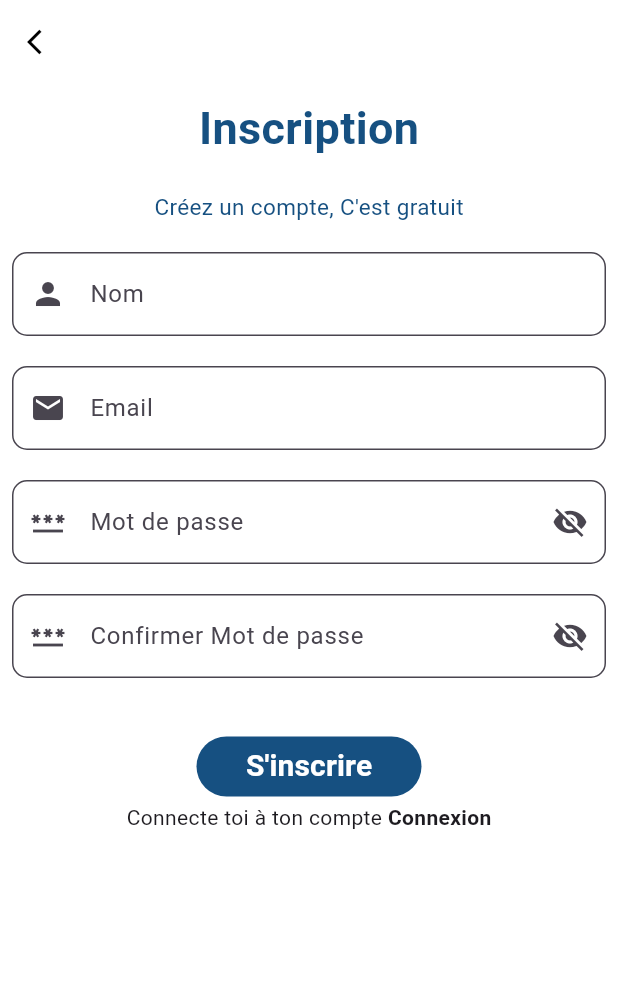
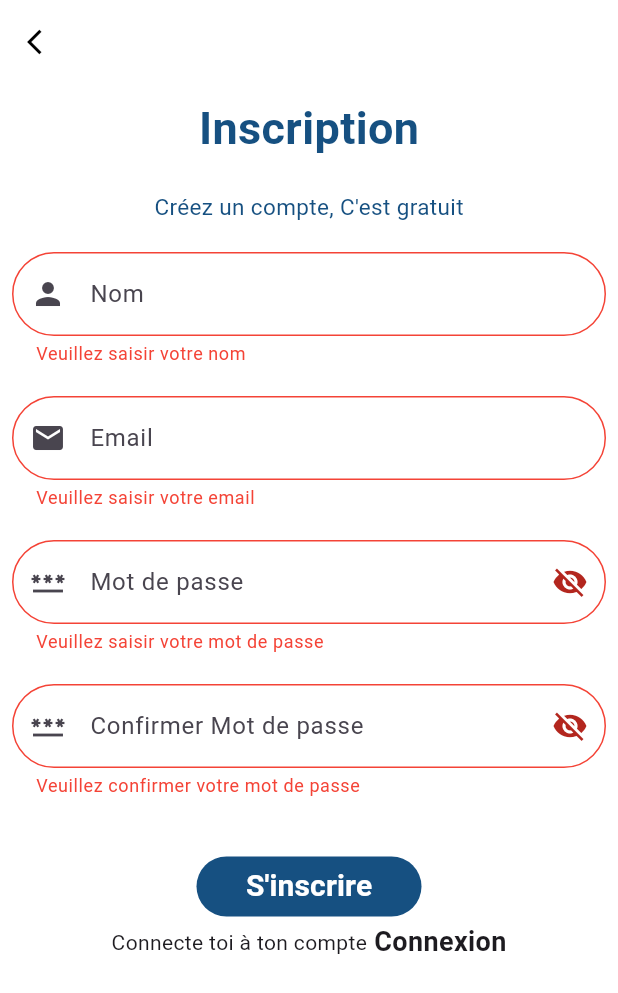
Before and after one commit to CyrilleValentin/BlogApp, a Flutter app: the RegisterPage screen opened by its route, after a tap on "S'inscrire", on a phone screen of 412 x 824 dp. Shown: the top 993 px of the screen. Run offline on Flutter 3.47's test engine with Material 3 defaults, Android fonts, the phone set to English and light mode, and no system bars; our stand-ins replace animate_do, flutter_dotenv, shared_preferences; accounts and stored records are empty.

Commit message:
integration of register api

```diff
--- a/lib/authentification/register.dart
+++ b/lib/authentification/register.dart
@@ -1,7 +1,16 @@
+// ignore_for_file: use_build_context_synchronously
+
 import 'package:animate_do/animate_do.dart';
+import 'package:blog_app/api/api_response.dart';
+import 'package:blog_app/api/requete.dart';
+import 'package:blog_app/authentification/login.dart';
 import 'package:blog_app/components/input.dart';
 import 'package:blog_app/config/constants/constant.dart';
+import 'package:blog_app/config/routes/navigator.dart';
+import 'package:blog_app/models/user.dart';
+import 'package:blog_app/pages/home_page.dart';
 import 'package:flutter/material.dart';
+import 'package:shared_preferences/shared_preferences.dart';
 
 class RegisterPage extends StatefulWidget {
   const RegisterPage({super.key});
@@ -17,6 +26,26 @@ class _RegisterPageState extends State<RegisterPage> {
   TextEditingController password = TextEditingController();
   TextEditingController confpassword = TextEditingController();
   bool _isPasswordVisible = false;
+  bool loading = false;
+  registerUser() async {
+    ResponseApi response = await register(name.text, email.text, password.text);
+    if (response.error == null) {
+      savedRediction(response.data as User);
+    } else {
+      setState(() {
+        loading = !loading;
+      });
+      ScaffoldMessenger.of(context)
+          .showSnackBar(SnackBar(content: Text('${response.error}')));
+    }
+  }
+
+  void savedRediction(User user) async {
+    SharedPreferences pref = await SharedPreferences.getInstance();
+    await pref.setString('token', user.token ?? '');
+    await pref.setInt('userId', user.id ?? 0);
+    navigatorDelete(context, const HomePage());
+  }
 
   @override
   Widget build(BuildContext context) {
@@ -40,6 +69,8 @@ class _RegisterPageState extends State<RegisterPage> {
       body: Padding(
         padding: const EdgeInsets.all(8.0),
         child: SingleChildScrollView(
+          child: Form(
+            key: formkey,
             child: Column(
               mainAxisAlignment: MainAxisAlignment.spaceEvenly,
               children: <Widget>[
@@ -76,13 +107,36 @@ class _RegisterPageState extends State<RegisterPage> {
                   children: <Widget>[
                     FadeInUp(
                         duration: const Duration(milliseconds: 1200),
-                      child: myInput(hintText: 'Nom', icon: Icons.person, controller: name)),
+                        child: myInput(
+                          hintText: 'Nom',
+                          icon: Icons.person,
+                          controller: name,
+                          validator: (value) {
+                            if (value == "") {
+                              return nameHint;
+                            }
+                            return null;
+                          },
+                        )),
                     const SizedBox(
                       height: 20,
                     ),
                     FadeInUp(
                         duration: const Duration(milliseconds: 1200),
-                      child: myInput(hintText: 'Email', icon: Icons.email, controller: email)),
+                        child: myInput(
+                          hintText: 'Email',
+                          icon: Icons.email,
+                          controller: email,
+                          validator: (value) {
+                            if (value == "") {
+                              return emailHint;
+                            }
+                            if (!emailRegex.hasMatch(value!)) {
+                              return emailVerifHint;
+                            }
+                            return null;
+                          },
+                        )),
                     const SizedBox(
                       height: 20,
                     ),
@@ -94,19 +148,26 @@ class _RegisterPageState extends State<RegisterPage> {
                             obscureText: !_isPasswordVisible,
                             suffixIcon: IconButton(
                               icon: Icon(
-                            // Change l'icône en fonction de la visibilité du mot de passe
                                 _isPasswordVisible
                                     ? Icons.visibility
                                     : Icons.visibility_off,
                               ),
                               onPressed: () {
-                            // Change l'état pour montrer/cacher le mot de passe
                                 setState(() {
                                   _isPasswordVisible = !_isPasswordVisible;
                                 });
                               },
-                        ), controller: password,
-                      )),
+                            ),
+                            controller: password,
+                            validator: (value) {
+                              if (value == "") {
+                                return passwordHint;
+                              }
+                              if (!passwordRegex.hasMatch(value!)) {
+                                return password8CaractHint;
+                              }
+                              return null;
+                            })),
                     const SizedBox(
                       height: 20,
                     ),
@@ -127,20 +188,35 @@ class _RegisterPageState extends State<RegisterPage> {
                                 _isPasswordVisible = !_isPasswordVisible;
                               });
                             },
-                        ), controller: confpassword,
+                          ),
+                          controller: confpassword,
+                          validator: (value) {
+                            if (value == "") {
+                              return confpasswordHint;
+                            }
+                            if (!passwordRegex.hasMatch(value!)) {
+                              return confVerifpasswordHint;
+                            }
+                            return null;
+                          },
                         )),
                   ],
-
                 ),
                 const SizedBox(
                   height: 35,
                 ),
-              FadeInUp(
+                loading
+                    ? const Center(
+                        child: CircularProgressIndicator(),
+                      )
+                    : FadeInUp(
                         duration: const Duration(milliseconds: 1500),
                         child: MaterialButton(
                           minWidth: 150,
                           height: 40,
-                    onPressed: () {},
+                          onPressed: () {
+                            _submitForm();
+                          },
                           color: const Color(0xFF165081),
                           elevation: 0,
                           shape: RoundedRectangleBorder(
@@ -156,51 +232,36 @@ class _RegisterPageState extends State<RegisterPage> {
                         )),
                 FadeInUp(
                     duration: const Duration(milliseconds: 1600),
-                  child: const Row(
+                    child: Row(
                       mainAxisAlignment: MainAxisAlignment.center,
                       children: <Widget>[
-                      Text(strRegister2),
-                      Text(
+                        const Text(strRegister2),
+                        GestureDetector(
+                          onTap: () {
+                            navigatorSimple(context, const LoginPage());
+                          },
+                          child: const Text(
                             " Connexion",
                             style: TextStyle(
-                            fontWeight: FontWeight.w600, fontSize: 14),
+                                fontWeight: FontWeight.w600, fontSize: 18),
                           ),
+                        )
                       ],
                     )),
               ],
             ),
           ),
         ),
+      ),
     );
   }
 
-  Widget makeInput({label, obscureText = false}) {
-    return Column(
-      crossAxisAlignment: CrossAxisAlignment.start,
-      children: <Widget>[
-        Text(
-          label,
-          style: const TextStyle(
-              fontSize: 15, fontWeight: FontWeight.w400, color: Colors.black87),
-        ),
-        const SizedBox(
-          height: 5,
-        ),
-        TextField(
-          obscureText: obscureText,
-          decoration: InputDecoration(
-            contentPadding:
-                const EdgeInsets.symmetric(vertical: 0, horizontal: 10),
-            enabledBorder: OutlineInputBorder(
-                borderSide: BorderSide(color: Colors.grey.shade400)),
-            border: OutlineInputBorder(
-                borderSide: BorderSide(color: Colors.grey.shade400)),
-          ),
-        ),
-        const SizedBox(
-          height: 30,
-        ),
-      ],
-    );
+  void _submitForm() async {
+    if (formkey.currentState!.validate()) {
+      setState(() {
+        loading = true;
+        registerUser();
+      });
     }
   }
+}
--- a/lib/main.dart
+++ b/lib/main.dart
@@ -1,11 +1,13 @@
 
-import 'package:blog_app/authentification/onBoard/on_board.dart';
+
 import 'package:blog_app/config/routes/routes.dart';
 import 'package:blog_app/pages/splash_screen.dart';
 import 'package:flutter/material.dart';
+import 'package:flutter_dotenv/flutter_dotenv.dart';
 
-void main() {
+Future<void> main() async {
     WidgetsFlutterBinding.ensureInitialized();
+    await dotenv.load(fileName: "lib/.env");
   runApp(const BlogApp());
 }
 
--- a/lib/models/user.dart
+++ b/lib/models/user.dart
@@ -19,7 +19,7 @@ class User{
       name:json['user']['name'],
       image:json['user']['image'],
       email:json['user']['email'],
-      token:json['user']['token'],
+      token:json['token'],
     );
   }
 }
--- a/lib/pages/splash_screen.dart
+++ b/lib/pages/splash_screen.dart
@@ -2,7 +2,6 @@
 
 import 'package:blog_app/api/api_response.dart';
 import 'package:blog_app/api/requete.dart';
-import 'package:blog_app/authentification/login.dart';
 import 'package:blog_app/authentification/onBoard/on_board.dart';
 import 'package:blog_app/config/constants/constant.dart';
 import 'package:blog_app/pages/home_page.dart';
```
Also changed, not shown: lib/authentification/login.dart (+17 -9 lines), lib/config/constants/constant.dart (+17 -15 lines), pubspec.yaml (+2 -26 lines), pubspec.lock, 3 other files. Lines whose indentation alone changed are shown as unchanged.
